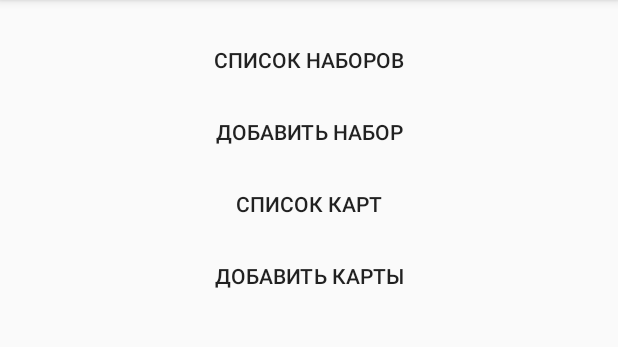
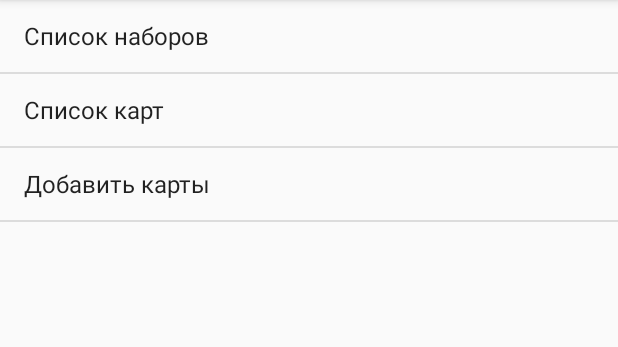
Before and after one commit to MZuev/Resemblance, an Android app: the CardSetsActivity screen opened directly, with no data from a screen before it, on a phone screen of 412 x 824 dp, the part 84-431 px from its top. Run offline under Robolectric (Android 15) with nearby library versions, the phone set to English and light mode, and no system bars.

Commit message:
Cards manipulation activity appearance improved.

```diff
--- a/app/src/main/java/ru/spbau/resemblance/CardSetsActivity.java
+++ b/app/src/main/java/ru/spbau/resemblance/CardSetsActivity.java
@@ -5,43 +5,29 @@ import android.net.Uri;
 import android.support.v7.app.AppCompatActivity;
 import android.os.Bundle;
 import android.view.View;
+import android.widget.AdapterView;
+import android.widget.ArrayAdapter;
 import android.widget.ImageView;
+import android.widget.ListView;
 
 import java.util.ArrayList;
 
-public class CardSetsActivity extends AppCompatActivity {
+//This is an activity for manipulations with cards and sets
+
+public class CardSetsActivity extends AppCompatActivity implements AdapterView.OnItemClickListener {
     final private static int GALLERY_REQUEST = 1;
 
     @Override
     protected void onCreate(Bundle savedInstanceState) {
         super.onCreate(savedInstanceState);
         setContentView(R.layout.activity_card_sets);
-    }
 
-    public void onListOfSetsClick(View v) {
-        Intent listOfSets = new Intent(this, ListOfSetsActivity.class);
-        startActivity(listOfSets);
-    }
+        ListView optionsList = (ListView)findViewById(R.id.cardSetsOptionsList);
+        ArrayAdapter adapter = new ArrayAdapter(this, android.R.layout.simple_list_item_1,
+                getResources().getStringArray(R.array.cards_control_options));
 
-    public void onAddSetsCardsClick(View v) {
-        //TODO
-    }
-
-    public void onListOfCardsClick(View v) {
-        Intent showCards = new Intent(this, GalleryActivity.class);
-        ArrayList<ImageStorage.ImageWrapped> cards = ImageStorage.getAllImages();
-        long[] cardIds = new long[cards.size()];
-        for (int i = 0; i < cardIds.length; i++) {
-            cardIds[i] = cards.get(i).getIdImage();
-        }
-        showCards.putExtra(GalleryActivity.CARDS_PARAM, cardIds);
-        startActivity(showCards);
-    }
-
-    public void onAddCardsClick(View v) {
-        Intent photoPickerIntent = new Intent(Intent.ACTION_PICK);
-        photoPickerIntent.setType("image/*");
-        startActivityForResult(photoPickerIntent, GALLERY_REQUEST);
+        optionsList.setAdapter(adapter);
+        optionsList.setOnItemClickListener(this);
     }
 
     @Override
@@ -59,4 +45,32 @@ public class CardSetsActivity extends AppCompatActivity {
                 }
         }
     }
+
+    @Override
+    public void onItemClick(AdapterView<?> parent, View view, int position, long id) {
+        switch (position) {
+            case 0: {
+                Intent listOfSets = new Intent(this, ListOfSetsActivity.class);
+                startActivity(listOfSets);
+                break;
+            }
+            case 1: {
+                Intent showCards = new Intent(this, GalleryActivity.class);
+                ArrayList<ImageStorage.ImageWrapped> cards = ImageStorage.getAllImages();
+                long[] cardIds = new long[cards.size()];
+                for (int i = 0; i < cardIds.length; i++) {
+                    cardIds[i] = cards.get(i).getIdImage();
+                }
+                showCards.putExtra(GalleryActivity.CARDS_PARAM, cardIds);
+                startActivity(showCards);
+                break;
+            }
+            case 2: {
+                Intent photoPickerIntent = new Intent(Intent.ACTION_PICK);
+                photoPickerIntent.setType("image/*");
+                startActivityForResult(photoPickerIntent, GALLERY_REQUEST);
+                break;
+            }
+        }
+    }
 }
--- a/app/src/main/res/layout/activity_card_sets.xml
+++ b/app/src/main/res/layout/activity_card_sets.xml
@@ -4,51 +4,10 @@
     android:id="@+id/activity_list_of_sets"
     android:layout_width="match_parent"
     android:layout_height="match_parent"
-    android:paddingBottom="@dimen/activity_vertical_margin"
-    android:paddingLeft="@dimen/activity_horizontal_margin"
-    android:paddingRight="@dimen/activity_horizontal_margin"
-    android:paddingTop="@dimen/activity_vertical_margin"
     tools:context="ru.spbau.resemblance.ListOfSetsActivity">
 
-    <LinearLayout
+    <ListView
         android:layout_width="match_parent"
         android:layout_height="match_parent"
-        android:orientation="vertical"
-        android:layout_centerHorizontal="true"
-        android:id="@+id/createSetCardsLinearLayout">
-
-        <Button
-            android:layout_width="match_parent"
-            android:layout_height="wrap_content"
-            style="@style/Widget.AppCompat.Button.Borderless"
-            android:text="@string/card_sets_sets_list_button_text"
-            android:id="@+id/ListOfSets"
-            android:onClick="onListOfSetsClick"/>
-
-        <Button
-            android:layout_width="match_parent"
-            android:layout_height="wrap_content"
-            style="@style/Widget.AppCompat.Button.Borderless"
-            android:text="@string/card_sets_add_set_button_text"
-            android:id="@+id/AddSetsCards"
-            android:onClick="onAddSetsCardsClick"/>
-
-        <Button
-            android:layout_width="match_parent"
-            android:layout_height="wrap_content"
-            style="@style/Widget.AppCompat.Button.Borderless"
-            android:text="@string/card_sets_cards_list_button_text"
-            android:id="@+id/ListOfCards"
-            android:onClick="onListOfCardsClick"/>
-
-        <Button
-            android:layout_width="match_parent"
-            android:layout_height="wrap_content"
-            style="@style/Widget.AppCompat.Button.Borderless"
-            android:text="@string/card_sets_add_cards_button_text"
-            android:id="@+id/onAddCardsClick"
-            android:onClick="onAddCardsClick"/>
-
-    </LinearLayout>
-
+        android:id="@+id/cardSetsOptionsList" />
 </RelativeLayout>
--- a/app/src/main/res/values/strings.xml
+++ b/app/src/main/res/values/strings.xml
@@ -1,8 +1,6 @@
 <resources>
     <string name="app_name">Resemblance</string>
-
     <string name="title_activity_settings">Настройки</string>
-
     <string name="main_random_game_button_text">Простая игра</string>
     <string name="main_create_game_button_text">Создать игру</string>
     <string name="main_join_game_button_text">Присоединиться к игре</string>
@@ -12,10 +10,11 @@
     <string name="create_game_card_set_text">Набор карт:</string>
     <string name="create_game_rounds_number_text">Число раундов: 3</string>
     <string name="create_game_create_button_text">Создать</string>
-    <string name="card_sets_sets_list_button_text">Список наборов</string>
-    <string name="card_sets_add_set_button_text">Добавить набор</string>
-    <string name="card_sets_cards_list_button_text">Список карт</string>
-    <string name="card_sets_add_cards_button_text">Добавить карты</string>
+    <string-array name="cards_control_options">
+        <item>"Список наборов"</item>
+        <item>"Список карт"</item>
+        <item>"Добавить карты"</item>
+    </string-array>
     <string name="cancel">Отмена</string>
     <string name="game_finish_final_score">Итоговый счёт:</string>
     <string name="game_finish_ratings">Рейтинги:</string>
@@ -34,12 +33,10 @@
     <string name="registration_password_text">Пароль:</string>
     <string name="registration_repeat_password_text">Повторите пароль:</string>
     <string name="registration_register_button_text">Зарегистрироваться</string>
-
     <string-array name="settings_options">
         <item>"Изменить пароль"</item>
         <item>"Выйти"</item>
     </string-array>
-
     <string name="login_password_error">"Неправильный пароль."</string>
     <string name="login_nickname_error">"Неправильный логин."</string>
     <string name="login_network_error">"Ошибка сети."</string>
```
